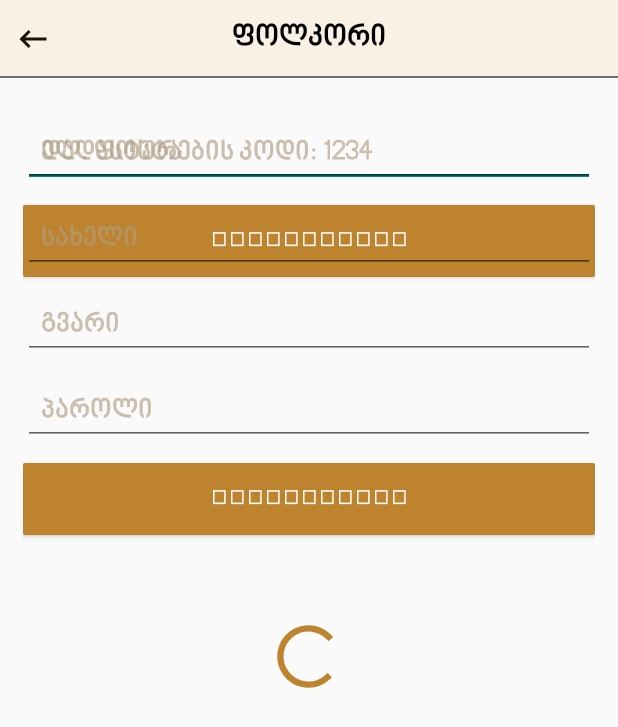
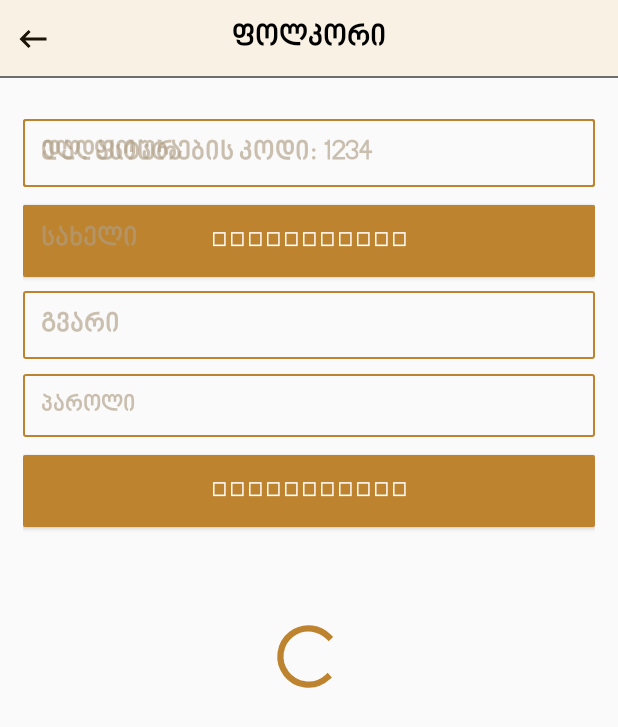
Before and after one commit to medbehapps/FolkApp.Android, an Android app: the RegisterActivity screen opened directly, with no data from a screen before it, on a phone screen of 412 x 824 dp. Shown: the top 727 px of the screen. Run offline under Robolectric (Android 15) with nearby library versions, the phone set to English and light mode, and no system bars; our stand-ins replace Timber, data binding; libraries missing offline, so code that uses them is left out: reactivecircus.flowbinding.android; 5 statements that could not run were skipped.

Commit message:
some ui improvements

```diff
--- a/app/src/main/java/ge/baqar/gogia/goefolk/ui/account/register/RegisterActivity.kt
+++ b/app/src/main/java/ge/baqar/gogia/goefolk/ui/account/register/RegisterActivity.kt
@@ -1,11 +1,15 @@
 package ge.baqar.gogia.goefolk.ui.account.register
 
 import android.os.Bundle
+import android.text.method.PasswordTransformationMethod
 import android.view.View
 import android.widget.Toast
 import androidx.appcompat.app.AppCompatActivity
+import androidx.appcompat.widget.AppCompatEditText
+import androidx.appcompat.widget.AppCompatImageView
 import androidx.databinding.BindingAdapter
 import androidx.lifecycle.lifecycleScope
+import ge.baqar.gogia.goefolk.R
 import ge.baqar.gogia.goefolk.databinding.ActivityRegisterBinding
 import ge.baqar.gogia.goefolk.model.RegistrationModel
 import ge.baqar.gogia.goefolk.model.VerificationModel
@@ -19,13 +23,13 @@ import reactivecircus.flowbinding.android.view.clicks
 import timber.log.Timber
 
 class RegisterActivity : AppCompatActivity() {
-    private var binding: ActivityRegisterBinding? = null
+    private lateinit var binding: ActivityRegisterBinding
     private val viewModel: RegisterViewModel by viewModel()
 
     override fun onCreate(savedInstanceState: Bundle?) {
         super.onCreate(savedInstanceState)
         binding = ActivityRegisterBinding.inflate(layoutInflater)
-        setContentView(binding?.root)
+        setContentView(binding.root)
 
         val registrationModel = RegistrationModel(
             null, null, null, null
@@ -33,33 +37,43 @@ class RegisterActivity : AppCompatActivity() {
         val verificationModel = VerificationModel(
             null
         )
-        binding?.showVerification = false
-        binding?.registerModel = registrationModel
-        binding?.verificationModel = verificationModel
+        binding.showVerification = false
+        binding.viewPassword = false
+        binding.registerModel = registrationModel
+        binding.verificationModel = verificationModel
         initializeIntents(
-            binding?.registerButton?.clicks()
-                ?.map {
+            binding.registerButton.clicks()
+                .map {
                     RegisterRequested(
-                        binding?.registerModel?.email,
-                        binding?.registerModel?.firstName,
-                        binding?.registerModel?.lastName,
-                        binding?.registerModel?.password,
+                        binding.registerModel?.email,
+                        binding.registerModel?.firstName,
+                        binding.registerModel?.lastName,
+                        binding.registerModel?.password,
                     )
-                }!!
+                }
         )
 
-        binding?.verifyButton?.setOnClickListener {
+        binding.verifyButton.setOnClickListener {
             initializeIntents(
                 flowOf(
                     VerificationRequested(
-                        binding?.verificationModel?.code,
+                        binding.verificationModel?.code,
                         viewModel.state.accountId!!
                     )
                 )
             )
         }
-        binding?.include?.tabBackImageView?.setOnClickListener {
+        binding.include.tabBackImageView.setOnClickListener {
             finish()
+        }
+
+        binding.showPasswordBtn.setOnClickListener {
+            val viewPassword: Boolean? = binding.viewPassword
+            if (viewPassword == true) {
+                binding.viewPassword = false
+            } else {
+                binding.viewPassword = true
+            }
         }
     }
 
@@ -87,7 +101,7 @@ class RegisterActivity : AppCompatActivity() {
         }
 
         if (state.accountId != null) {
-            binding?.showVerification = true
+            binding.showVerification = true
             return
         }
 
@@ -97,13 +111,13 @@ class RegisterActivity : AppCompatActivity() {
     }
 
     private fun enableUi() {
-        binding?.progressBar?.visibility = View.GONE
-        binding?.disableUi = false
+        binding.progressBar.visibility = View.GONE
+        binding.disableUi = false
     }
 
     private fun disableUi() {
-        binding?.progressBar?.visibility = View.VISIBLE
-        binding?.disableUi = true
+        binding.progressBar.visibility = View.VISIBLE
+        binding.disableUi = true
     }
 
     companion object {
@@ -117,5 +131,23 @@ class RegisterActivity : AppCompatActivity() {
                 view.visibility = View.GONE
             }
         }
+
+        @JvmStatic
+        @BindingAdapter("app:showPassword")
+        fun showPassword(view: AppCompatEditText, showPassword: Boolean) {
+            if (showPassword)
+                view.transformationMethod = null
+            else
+                view.transformationMethod = PasswordTransformationMethod()
+        }
+
+        @JvmStatic
+        @BindingAdapter("app:showPasswordIcon")
+        fun showPasswordIcon(view: AppCompatImageView, showPassword: Boolean) {
+            if (showPassword)
+                view.setImageResource(R.drawable.baseline_visibility_off_24)
+            else
+                view.setImageResource(R.drawable.baseline_visibility_on_24)
+        }
     }
 }
--- /dev/null
+++ b/app/src/main/res/drawable/baseline_visibility_off_24.xml
@@ -0,0 +1,9 @@
+<vector xmlns:android="http://schemas.android.com/apk/res/android"
+    android:width="24dp"
+    android:height="24dp"
+    android:viewportWidth="24"
+    android:viewportHeight="24">
+    <path
+        android:fillColor="@color/colorAccent"
+        android:pathData="M12,7c2.76,0 5,2.24 5,5 0,0.65 -0.13,1.26 -0.36,1.83l2.92,2.92c1.51,-1.26 2.7,-2.89 3.43,-4.75 -1.73,-4.39 -6,-7.5 -11,-7.5 -1.4,0 -2.74,0.25 -3.98,0.7l2.16,2.16C10.74,7.13 11.35,7 12,7zM2,4.27l2.28,2.28 0.46,0.46C3.08,8.3 1.78,10.02 1,12c1.73,4.39 6,7.5 11,7.5 1.55,0 3.03,-0.3 4.38,-0.84l0.42,0.42L19.73,22 21,20.73 3.27,3 2,4.27zM7.53,9.8l1.55,1.55c-0.05,0.21 -0.08,0.43 -0.08,0.65 0,1.66 1.34,3 3,3 0.22,0 0.44,-0.03 0.65,-0.08l1.55,1.55c-0.67,0.33 -1.41,0.53 -2.2,0.53 -2.76,0 -5,-2.24 -5,-5 0,-0.79 0.2,-1.53 0.53,-2.2zM11.84,9.02l3.15,3.15 0.02,-0.16c0,-1.66 -1.34,-3 -3,-3l-0.17,0.01z" />
+</vector>
--- /dev/null
+++ b/app/src/main/res/drawable/baseline_visibility_on_24.xml
@@ -0,0 +1,9 @@
+<vector xmlns:android="http://schemas.android.com/apk/res/android"
+    android:width="24dp"
+    android:height="24dp"
+    android:viewportWidth="24"
+    android:viewportHeight="24">
+    <path
+        android:fillColor="@color/colorAccent"
+        android:pathData="M12,4.5C7,4.5 2.73,7.61 1,12c1.73,4.39 6,7.5 11,7.5s9.27,-3.11 11,-7.5c-1.73,-4.39 -6,-7.5 -11,-7.5zM12,17c-2.76,0 -5,-2.24 -5,-5s2.24,-5 5,-5 5,2.24 5,5 -2.24,5 -5,5zM12,9c-1.66,0 -3,1.34 -3,3s1.34,3 3,3 3,-1.34 3,-3 -1.34,-3 -3,-3z" />
+</vector>
--- a/app/src/main/res/layout/activity_menu.xml
+++ b/app/src/main/res/layout/activity_menu.xml
@@ -20,6 +20,7 @@
         android:id="@+id/nav_host_fragment_activity_menu_container"
         android:layout_width="0dp"
         android:layout_height="0dp"
+        android:layout_marginBottom="@dimen/minimized_media_player_height"
         app:layout_constraintBottom_toTopOf="@id/nav_view"
         app:layout_constraintLeft_toLeftOf="parent"
         app:layout_constraintRight_toRightOf="parent"
@@ -50,8 +51,8 @@
         android:layout_marginBottom="-30dp"
         android:background="@drawable/drawable_fab_style"
         android:contentDescription="@string/account"
+        android:padding="10dp"
         android:src="@drawable/ic_baseline_person_24"
-        android:padding="10dp"
         android:translationZ="100dp"
         app:layout_constraintBottom_toTopOf="@+id/nav_view"
         app:layout_constraintEnd_toEndOf="parent"
--- a/app/src/main/res/layout/activity_register.xml
+++ b/app/src/main/res/layout/activity_register.xml
@@ -5,7 +5,15 @@
     <data>
 
         <variable
+            name="viewPassword"
+            type="Boolean" />
+
+        <variable
             name="disableUi"
+            type="Boolean" />
+
+        <variable
+            name="showVerification"
             type="Boolean" />
 
         <variable
@@ -15,10 +23,6 @@
         <variable
             name="verificationModel"
             type="ge.baqar.gogia.goefolk.model.VerificationModel" />
-
-        <variable
-            name="showVerification"
-            type="Boolean" />
 
     </data>
 
@@ -46,6 +50,7 @@
                     android:layout_width="match_parent"
                     android:layout_height="wrap_content"
                     android:layout_marginTop="12dp"
+                    android:background="@drawable/drawable_account_activity_input"
                     android:enabled="@{!disableUi}"
                     android:fontFamily="@font/bpg_nino_mtavruli_bold"
                     android:hint="@string/code"
@@ -86,6 +91,7 @@
                     android:layout_width="match_parent"
                     android:layout_height="wrap_content"
                     android:layout_marginTop="12dp"
+                    android:background="@drawable/drawable_account_activity_input"
                     android:enabled="@{!disableUi}"
                     android:fontFamily="@font/bpg_nino_mtavruli_bold"
                     android:hint="@string/email_placeholder"
@@ -101,6 +107,7 @@
                     android:layout_width="match_parent"
                     android:layout_height="wrap_content"
                     android:layout_marginTop="12dp"
+                    android:background="@drawable/drawable_account_activity_input"
                     android:enabled="@{!disableUi}"
                     android:fontFamily="@font/bpg_nino_mtavruli_bold"
                     android:hint="@string/firstName_placeholder"
@@ -117,6 +124,7 @@
                     android:layout_width="match_parent"
                     android:layout_height="wrap_content"
                     android:layout_marginTop="12dp"
+                    android:background="@drawable/drawable_account_activity_input"
                     android:enabled="@{!disableUi}"
                     android:fontFamily="@font/bpg_nino_mtavruli_bold"
                     android:hint="@string/lastName_placeholder"
@@ -128,21 +136,41 @@
                     android:textColor="@color/black"
                     android:textColorHint="@color/hintTextColor" />
 
-                <androidx.appcompat.widget.AppCompatEditText
+
+                <LinearLayout
+                    android:id="@+id/passwordLayout"
                     android:layout_width="match_parent"
                     android:layout_height="wrap_content"
-                    android:layout_marginTop="12dp"
+                    android:layout_marginTop="10dp"
+                    android:background="@drawable/drawable_account_activity_input">
+
+                    <androidx.appcompat.widget.AppCompatEditText
+                        android:id="@+id/passwordEditText"
+                        android:layout_width="0dp"
+                        android:layout_height="wrap_content"
+                        android:layout_weight="1"
+                        android:background="@null"
                         android:enabled="@{!disableUi}"
                         android:fontFamily="@font/bpg_nino_mtavruli_bold"
+                        android:gravity="center_vertical"
                         android:hint="@string/password_placeholder"
-                    android:imeOptions="actionDone"
-                    android:inputType="textPassword"
+                        android:imeOptions="actionNext"
                         android:lines="1"
                         android:padding="12dp"
                         android:text="@={registerModel.password}"
                         android:textColor="@color/black"
-                    android:textColorHint="@color/hintTextColor" />
+                        android:textColorHint="@color/hintTextColor"
+                        android:textSize="15sp"
+                        app:showPassword="@{viewPassword}" />
 
+                    <androidx.appcompat.widget.AppCompatImageView
+                        android:id="@+id/showPasswordBtn"
+                        android:layout_width="wrap_content"
+                        android:layout_height="wrap_content"
+                        android:layout_gravity="center_vertical"
+                        android:padding="7dp"
+                        app:showPasswordIcon="@{viewPassword}" />
+                </LinearLayout>
 
                 <androidx.appcompat.widget.AppCompatButton
                     android:id="@+id/registerButton"
@@ -153,6 +181,7 @@
                     android:enabled="@{!disableUi}"
                     android:fontFamily="@font/bpg_nino_mtavruli_bold"
                     android:gravity="center"
+                    android:imeOptions="actionDone"
                     android:padding="12dp"
                     android:text="@string/registration"
                     android:textColor="@color/white" />
```
Also changed, not shown: app/src/main/java/ge/baqar/gogia/goefolk/ui/account/login/LoginActivity.kt (+53 -17 lines), app/src/main/res/layout/activity_login.xml (+29 -7 lines). Lines whose indentation alone changed are shown as unchanged.
